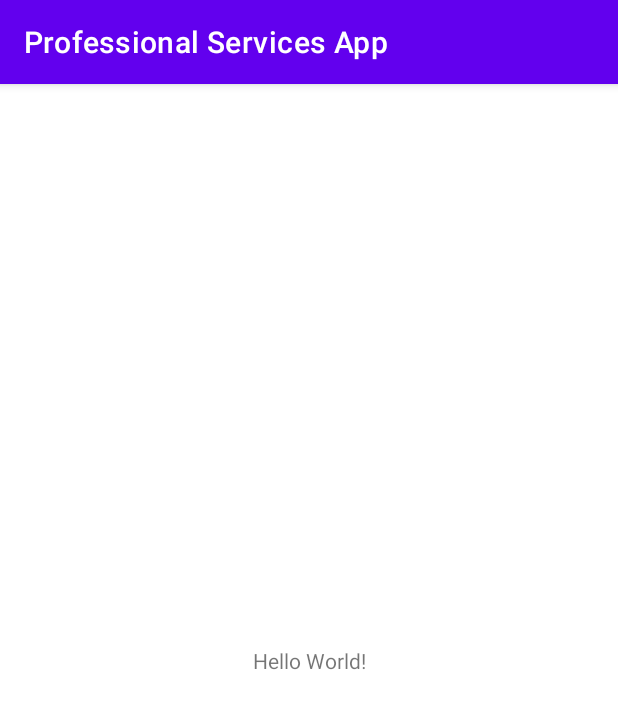
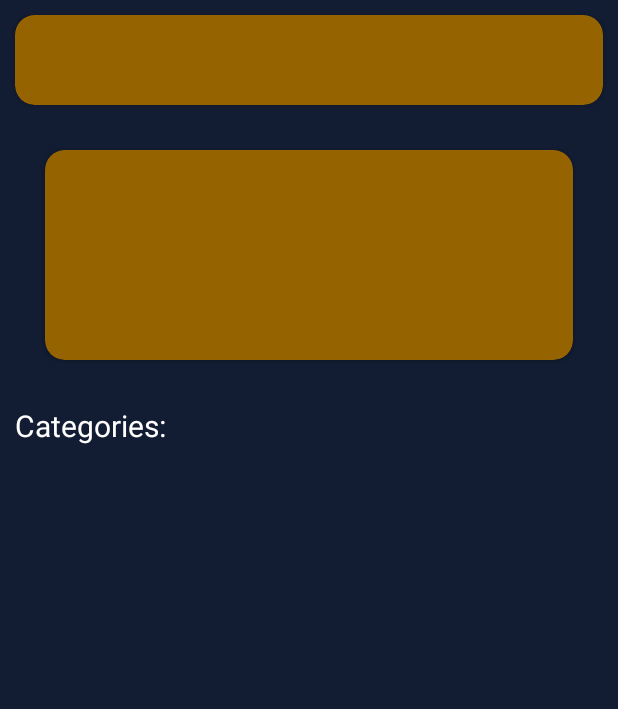
Before and after one commit to SaranGup/ProfessionalServicesApp, an Android app: the screen it shows after launch (MainActivity before the commit, ExploreActivity after it), on a phone screen of 412 x 824 dp. Shown: the top 709 px of the screen. Run offline under Robolectric (Android 15) with nearby library versions, the light colour scheme and no system bars.

Commit message:
Start of Explore UI

```diff
--- a/app/src/main/AndroidManifest.xml
+++ b/app/src/main/AndroidManifest.xml
@@ -14,7 +14,7 @@
         android:theme="@style/Theme.ProfessionalServicesApp"
         tools:targetApi="31">
         <activity
-            android:name=".MainActivity"
+            android:name="explore.ExploreActivity"
             android:exported="true">
             <intent-filter>
                 <action android:name="android.intent.action.MAIN" />
--- /dev/null
+++ b/app/src/main/java/explore/CategoryListAdapter.kt
@@ -0,0 +1,27 @@
+package explore
+
+import android.view.ViewGroup
+import androidx.recyclerview.widget.RecyclerView
+
+class CategoryListAdapter: RecyclerView.Adapter<RecyclerView.ViewHolder>() {
+
+    val categoryList: List<String> = listOf(
+        "Home Repairs/Renovations",
+        "Household Assistance",
+        "Beauty and Cosmetics",
+        "Miscellaneous"
+    )
+
+    override fun onCreateViewHolder(parent: ViewGroup, viewType: Int): RecyclerView.ViewHolder {
+        TODO("Not yet implemented")
+    }
+
+    override fun onBindViewHolder(holder: RecyclerView.ViewHolder, position: Int) {
+        TODO("Not yet implemented")
+    }
+
+    override fun getItemCount(): Int {
+        TODO("Not yet implemented")
+    }
+
+}
--- a/app/src/main/java/com/example/professionalservicesapp/MainActivity.kt
+++ b/app/src/main/java/explore/ExploreActivity.kt
@@ -1,11 +1,12 @@
-package com.example.professionalservicesapp
+package explore
 
 import androidx.appcompat.app.AppCompatActivity
 import android.os.Bundle
+import com.example.professionalservicesapp.R
 
-class MainActivity : AppCompatActivity() {
+class ExploreActivity : AppCompatActivity() {
     override fun onCreate(savedInstanceState: Bundle?) {
         super.onCreate(savedInstanceState)
-        setContentView(R.layout.activity_main)
+        setContentView(R.layout.explore_layout)
     }
 }
--- a/app/src/main/res/layout/activity_main.xml
+++ /dev/null
@@ -1,18 +0,0 @@
-<?xml version="1.0" encoding="utf-8"?>
-<androidx.constraintlayout.widget.ConstraintLayout xmlns:android="http://schemas.android.com/apk/res/android"
-    xmlns:app="http://schemas.android.com/apk/res-auto"
-    xmlns:tools="http://schemas.android.com/tools"
-    android:layout_width="match_parent"
-    android:layout_height="match_parent"
-    tools:context=".MainActivity">
-
-    <TextView
-        android:layout_width="wrap_content"
-        android:layout_height="wrap_content"
-        android:text="Hello World!"
-        app:layout_constraintBottom_toBottomOf="parent"
-        app:layout_constraintEnd_toEndOf="parent"
-        app:layout_constraintStart_toStartOf="parent"
-        app:layout_constraintTop_toTopOf="parent" />
-
-</androidx.constraintlayout.widget.ConstraintLayout>
--- /dev/null
+++ b/app/src/main/res/layout/explore_category.xml
@@ -0,0 +1,6 @@
+<?xml version="1.0" encoding="utf-8"?>
+<androidx.constraintlayout.widget.ConstraintLayout xmlns:android="http://schemas.android.com/apk/res/android"
+    android:layout_width="match_parent"
+    android:layout_height="match_parent">
+
+</androidx.constraintlayout.widget.ConstraintLayout>
--- /dev/null
+++ b/app/src/main/res/layout/explore_category_list.xml
@@ -0,0 +1,6 @@
+<?xml version="1.0" encoding="utf-8"?>
+<androidx.constraintlayout.widget.ConstraintLayout xmlns:android="http://schemas.android.com/apk/res/android"
+    android:layout_width="match_parent"
+    android:layout_height="match_parent">
+
+</androidx.constraintlayout.widget.ConstraintLayout>
--- /dev/null
+++ b/app/src/main/res/layout/explore_layout.xml
@@ -0,0 +1,51 @@
+<?xml version="1.0" encoding="utf-8"?>
+<ScrollView xmlns:android="http://schemas.android.com/apk/res/android"
+    android:layout_width="match_parent"
+    android:layout_height="match_parent"
+    android:background="@color/black_blue">
+    <androidx.constraintlayout.widget.ConstraintLayout
+        xmlns:app="http://schemas.android.com/apk/res-auto"
+        xmlns:tools="http://schemas.android.com/tools"
+        android:layout_width="match_parent"
+        android:layout_height="wrap_content"
+        tools:context="explore.ExploreActivity">
+        <androidx.cardview.widget.CardView
+            android:id="@+id/search_bar"
+            android:layout_width="match_parent"
+            android:layout_height="60dp"
+            android:backgroundTint="@color/brown_main"
+            app:cardCornerRadius="13dp"
+            android:layout_marginTop="10dp"
+            android:layout_marginRight="10dp"
+            android:layout_marginLeft="10dp"
+            android:layout_marginBottom="0dp"
+            app:layout_constraintTop_toTopOf="parent">
+        </androidx.cardview.widget.CardView>
+        <androidx.cardview.widget.CardView
+            android:id="@+id/set_location"
+            android:layout_width="match_parent"
+            android:layout_height="140dp"
+            android:backgroundTint="@color/brown_main"
+            app:layout_constraintTop_toBottomOf="@id/search_bar"
+            android:layout_margin="30dp"
+            app:cardCornerRadius="13dp">
+
+        </androidx.cardview.widget.CardView>
+        <TextView
+            android:id="@+id/heading"
+            android:layout_marginTop="30dp"
+            android:layout_width="match_parent"
+            android:layout_height="wrap_content"
+            android:text="Categories: "
+            app:layout_constraintTop_toBottomOf="@id/set_location"
+            android:textColor="@color/white"
+            android:textSize="20dp"
+            android:layout_marginStart="10dp"/>
+        <androidx.recyclerview.widget.RecyclerView
+            android:id="@+id/categories_list"
+            android:layout_width="match_parent"
+            android:layout_height="wrap_content"
+            app:layout_constraintTop_toBottomOf="@id/heading"/>
+
+    </androidx.constraintlayout.widget.ConstraintLayout>
+</ScrollView>
--- a/app/src/main/res/values-night/themes.xml
+++ b/app/src/main/res/values-night/themes.xml
@@ -1,6 +1,6 @@
 <resources xmlns:tools="http://schemas.android.com/tools">
     <!-- Base application theme. -->
-    <style name="Theme.ProfessionalServicesApp" parent="Theme.MaterialComponents.DayNight.DarkActionBar">
+    <style name="Theme.ProfessionalServicesApp" parent="Theme.MaterialComponents.DayNight.NoActionBar">
         <!-- Primary brand color. -->
         <item name="colorPrimary">@color/purple_200</item>
         <item name="colorPrimaryVariant">@color/purple_700</item>
--- a/app/src/main/res/values/colors.xml
+++ b/app/src/main/res/values/colors.xml
@@ -7,4 +7,8 @@
     <color name="teal_700">#FF018786</color>
     <color name="black">#FF000000</color>
     <color name="white">#FFFFFFFF</color>
+    <color name="brown_main" >#966301</color>
+    <color name="brown_light">#C0A167</color>
+    <color name="black_blue">#121C32</color>
+    <color name="transparent">#00000000</color>
 </resources>
--- a/app/src/main/res/values/themes.xml
+++ b/app/src/main/res/values/themes.xml
@@ -1,6 +1,6 @@
 <resources xmlns:tools="http://schemas.android.com/tools">
     <!-- Base application theme. -->
-    <style name="Theme.ProfessionalServicesApp" parent="Theme.MaterialComponents.DayNight.DarkActionBar">
+    <style name="Theme.ProfessionalServicesApp" parent="Theme.MaterialComponents.DayNight.NoActionBar">
         <!-- Primary brand color. -->
         <item name="colorPrimary">@color/purple_500</item>
         <item name="colorPrimaryVariant">@color/purple_700</item>
@@ -12,5 +12,8 @@
         <!-- Status bar color. -->
         <item name="android:statusBarColor" tools:targetApi="l">?attr/colorPrimaryVariant</item>
         <!-- Customize your theme here. -->
+        <item name="android:windowActionBar">false</item>
+        <item name="android:windowNoTitle">true</item>
+        <item name="android:windowFullscreen">true</item>
     </style>
 </resources>
```
